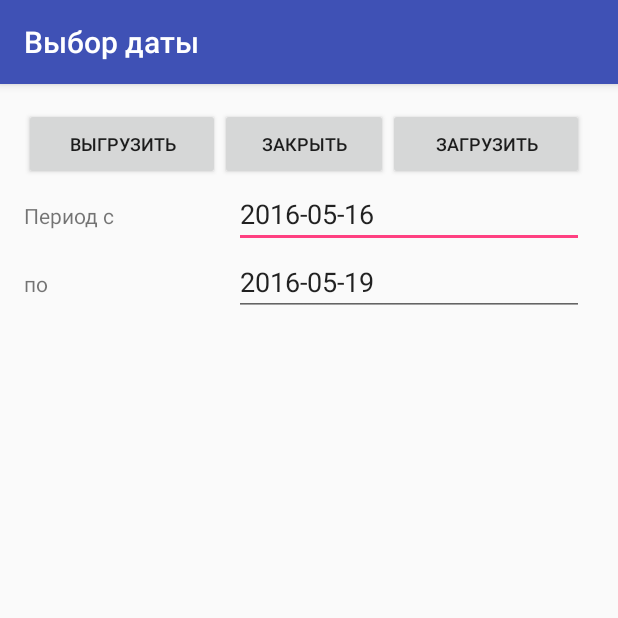
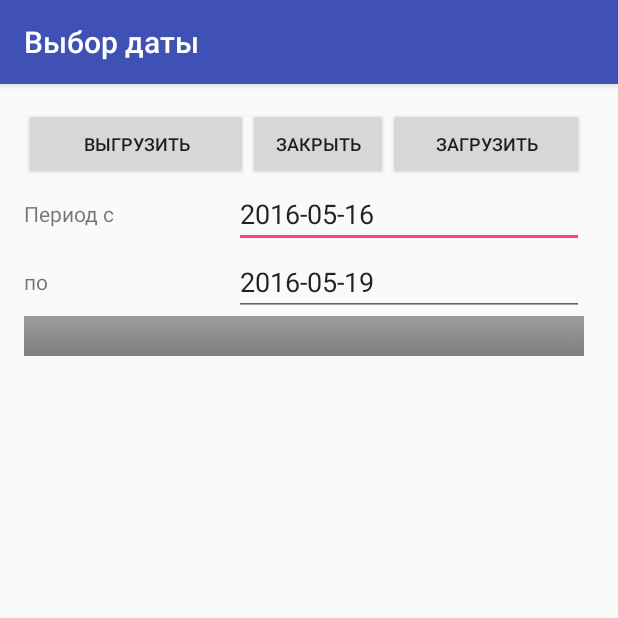
Before and after one commit to ivshapovalov/sandowgym, an Android app: the ExportToFileActivity screen opened directly, with no data from a screen before it, on a phone screen of 412 x 824 dp, the top half of it. Run offline under Robolectric (Android 15) with nearby library versions, the phone set to English and light mode, and no system bars; libraries missing offline, so code that uses them is left out: com.opencsv, org.apache.poi.

Commit message:
Просто

```diff
--- a/app/src/main/java/ru/brainworkout/sandow_gym/Activities/ExportToFileActivity.java
+++ b/app/src/main/java/ru/brainworkout/sandow_gym/Activities/ExportToFileActivity.java
@@ -276,7 +276,7 @@ public class ExportToFileActivity extends AppCompatActivity {
     }
 
 
-    public void btExport_onClick(View view) {
+    public void btExportToFile_onClick(View view) {
 
        // boolean fault = false;
         //Проверим даты
--- a/app/src/main/java/ru/brainworkout/sandow_gym/MainActivity.java
+++ b/app/src/main/java/ru/brainworkout/sandow_gym/MainActivity.java
@@ -92,7 +92,7 @@ public class MainActivity extends AppCompatActivity {
         }
     }
 
-    public void btSaveToCSV_onClick(View view) {
+    public void btExportToFile_onClick(View view) {
 
         Intent intent = new Intent(MainActivity.this, ExportToFileActivity.class);
         startActivity(intent);
--- a/app/src/main/res/layout/activity_export_to_file.xml
+++ b/app/src/main/res/layout/activity_export_to_file.xml
@@ -11,7 +11,7 @@
 
     <TableLayout
         android:layout_width="match_parent"
-        android:layout_height="wrap_content"
+        android:layout_height="match_parent"
         android:stretchColumns="*"
         android:layout_weight="0">
 
@@ -20,32 +20,35 @@
             android:layout_height="match_parent">
 
             <Button
-                android:layout_width="match_parent"
+                android:layout_width="wrap_content"
                 android:layout_height="match_parent"
                 android:text="Выгрузить"
                 android:id="@+id/btExport"
 
-                android:onClick="btExport_onClick"
-                android:layout_span="14"
-                android:textSize="12dp" />
+                android:onClick="btExportToFile_onClick"
+                android:layout_span="16"
+                android:textSize="12dp"
+                android:gravity="center_vertical|center" />
 
             <Button
-                android:layout_width="match_parent"
+                android:layout_width="wrap_content"
                 android:layout_height="match_parent"
                 android:text="Закрыть"
                 android:id="@+id/btClose"
                 android:onClick="btClose_onClick"
-                android:layout_span="12"
-                android:textSize="12dp" />
+                android:layout_span="10"
+                android:textSize="12dp"
+                android:gravity="center_vertical|center" />
 
             <Button
-                android:layout_width="match_parent"
+                android:layout_width="wrap_content"
                 android:layout_height="match_parent"
                 android:text="Загрузить"
                 android:id="@+id/button10"
                 android:onClick="btImportFromFile_onClick"
                 android:layout_span="14"
-                android:textSize="12dp" />
+                android:textSize="12dp"
+                android:gravity="center_vertical|center" />
 
         </TableRow>
 
@@ -54,18 +57,20 @@
             android:layout_height="match_parent">
 
             <TextView
-                android:layout_width="wrap_content"
-                android:layout_height="wrap_content"
+                android:layout_width="match_parent"
+                android:layout_height="match_parent"
                 android:text="Период с"
                 android:id="@+id/textView6"
-                android:layout_span="15" />
+                android:layout_span="15"
+                android:gravity="left|center" />
 
             <EditText
-                android:layout_width="wrap_content"
-                android:layout_height="wrap_content"
+                android:layout_width="match_parent"
+                android:layout_height="match_parent"
                 android:id="@+id/tvDayFrom"
                 android:layout_span="25"
-                android:onClick="tvDayFrom_onClick" />
+                android:onClick="tvDayFrom_onClick"
+                android:gravity="left|center" />
 
         </TableRow>
 
@@ -74,18 +79,20 @@
             android:layout_height="match_parent">
 
             <TextView
-                android:layout_width="wrap_content"
-                android:layout_height="wrap_content"
+                android:layout_width="match_parent"
+                android:layout_height="match_parent"
                 android:text="по"
                 android:id="@+id/textView7"
-                android:layout_span="15" />
+                android:layout_span="15"
+                android:gravity="left|center" />
 
             <EditText
-                android:layout_width="wrap_content"
-                android:layout_height="wrap_content"
+                android:layout_width="match_parent"
+                android:layout_height="match_parent"
                 android:id="@+id/tvDayTo"
                 android:layout_span="25"
-                android:onClick="tvDayTo_onClick" />
+                android:onClick="tvDayTo_onClick"
+                android:gravity="left|center" />
         </TableRow>
 
         <TableRow
@@ -93,11 +100,12 @@
             android:layout_height="match_parent">
 
             <TextView
-                android:layout_width="wrap_content"
+                android:layout_width="match_parent"
                 android:layout_height="match_parent"
                 android:id="@+id/tvPathToFiles"
                 android:layout_span="40"
-                android:gravity="center" />
+                android:gravity="left|center"
+                android:background="@android:drawable/title_bar" />
         </TableRow>
 
     </TableLayout>
--- a/app/src/main/res/layout/activity_main.xml
+++ b/app/src/main/res/layout/activity_main.xml
@@ -26,10 +26,10 @@
                 <Button
                     android:layout_width="wrap_content"
                     android:layout_height="wrap_content"
-                    android:text="Экспорт в CSV"
+                    android:text="Экспорт в файл"
                     android:id="@+id/btMain1"
                     android:layout_span="30"
-                    android:onClick="btSaveToCSV_onClick" />
+                    android:onClick="btExportToFile_onClick" />
             </TableRow>
 
             <TableRow
```
Also changed, not shown: app/src/main/java/ru/brainworkout/sandow_gym/Activities/TrainingActivity.java (+60 -107 lines), app/src/main/java/ru/brainworkout/sandow_gym/database/DatabaseManager.java (+31 -1 lines).
